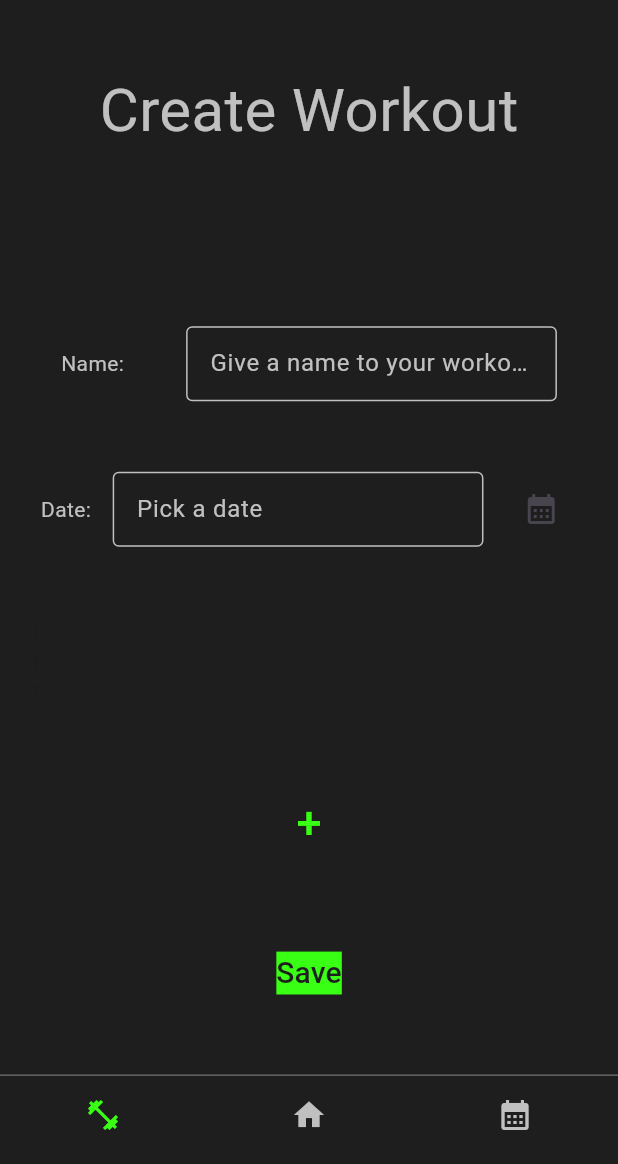
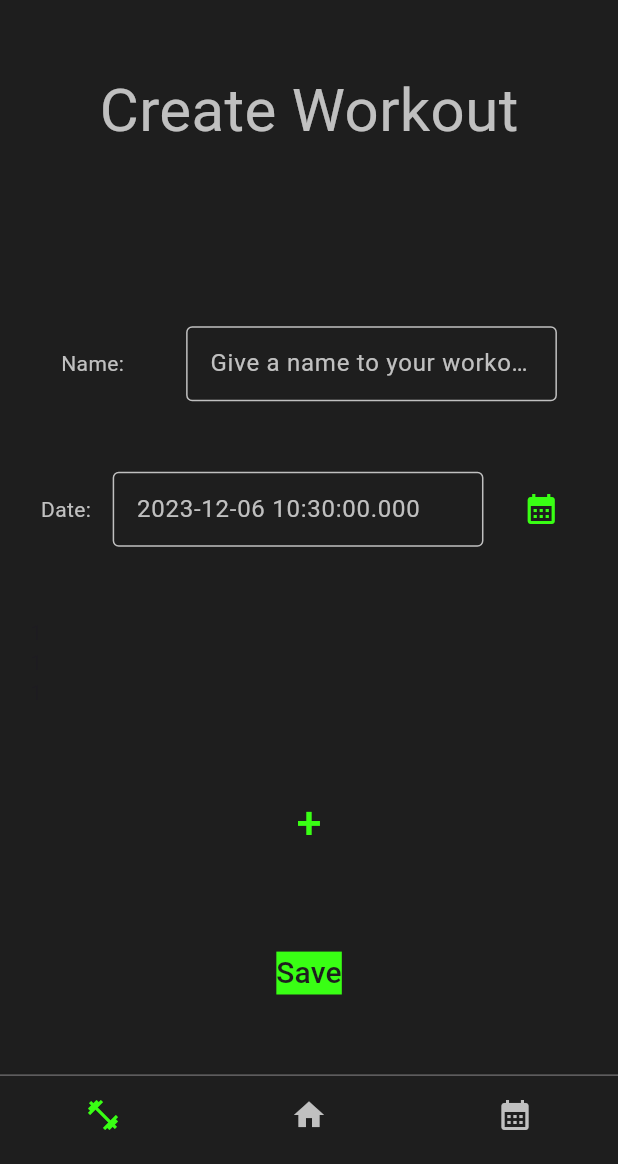
Before and after one commit to TakeOff30/fit_flow, a Flutter app: the screen it shows after launch, on a phone screen of 412 x 824 dp, the part 72-1236 px from its top. Run offline on Flutter 3.47's test engine with Material 3 defaults, Android fonts, the phone set to English and light mode, and no system bars; our stand-ins replace flutter_svg, table_calendar.

Commit message:
Configure CalendarModal

```diff
--- a/lib/models/exercise_isometric.dart
+++ b/lib/models/exercise_isometric.dart
@@ -3,10 +3,10 @@ import './exercise.dart';
 
 //sottoclasse di Exercise che contiene la durata dell'esercizio
 class ExerciseIsometric extends Exercise {
-  final DateTime _duration;
+  final Duration _duration;
 
   ExerciseIsometric(int sets, ExerciseType exeInfo, this._duration)
       : super(exeInfo, sets);
 
-  DateTime get duration => _duration;
+  Duration get duration => _duration;
 }
--- a/lib/screens/workout_screen.dart
+++ b/lib/screens/workout_screen.dart
@@ -21,11 +21,11 @@ class _WorkoutScreenState extends State<WorkoutScreen> {
 
   @override
   Widget build(BuildContext context) {
-    return Center(
+    return Scaffold(
+        body: Center(
       child: Container(
         color: primaryColor,
         padding: EdgeInsets.fromLTRB(20, 70, 20, 20),
-        // ignore: prefer_const_constructors
         child: Column(
           mainAxisAlignment: MainAxisAlignment.spaceAround,
           children: [
@@ -84,7 +84,7 @@ class _WorkoutScreenState extends State<WorkoutScreen> {
                   child: TextField(
                       decoration: InputDecoration(
                     labelStyle: TextStyle(color: tertiaryColor),
-                    labelText: 'Pick a date',
+                    labelText: "$_dueDate",
                     border: OutlineInputBorder(),
                     focusedBorder: OutlineInputBorder(
                       borderSide: BorderSide(
@@ -102,11 +102,20 @@ class _WorkoutScreenState extends State<WorkoutScreen> {
                     onPressed: () {
                       showDialog(
                         context: context,
-                        builder: (context) =>
-                            CalendarModal(initialDate: _dueDate),
+                        builder: (context) => CalendarModal(
+                          initialDate: _dueDate,
+                          updateInitialDate: (date) {
+                            setState(() {
+                              _dueDate = date;
+                            });
+                          },
+                        ),
                       );
                     },
-                    icon: Icon(Icons.calendar_month))
+                    icon: Icon(
+                      Icons.calendar_month,
+                      color: secondaryColor,
+                    ))
               ],
             ),
             ExerciseList(),
@@ -134,6 +143,6 @@ class _WorkoutScreenState extends State<WorkoutScreen> {
           ],
         ),
       ),
-    );
+    ));
   }
 }
--- a/lib/utils.dart
+++ b/lib/utils.dart
@@ -2,6 +2,7 @@
 //nella responsabilità di nessuna classe
 import 'package:fit_flow/models/exercise.dart';
 import 'package:fit_flow/models/exerciseType.dart';
+import 'package:fit_flow/models/exercise_isometric.dart';
 import 'package:fit_flow/models/exercise_repetitions.dart';
 import 'package:fit_flow/models/muscles.dart';
 import 'package:fit_flow/models/workout.dart';
@@ -14,6 +15,10 @@ Exercise exercise =
 Workout esempio1 =
     Workout.withExercises('Esempio1', DateTime.now(), [exercise]);
 
+//available exercises
+Exercise pushUpIso = ExerciseIsometric(
+    5, ExerciseType('Push ups', Muscle.Chest), Duration(seconds: 60));
+
 //styles
 Color primaryColor = Color(0xFF1E1E1E);
 Color secondaryColor = Color(0xFF39FF14);
```
Also changed, not shown: lib/screens/secondary/calendar_modal.dart (+5 -2 lines), pubspec.lock.
